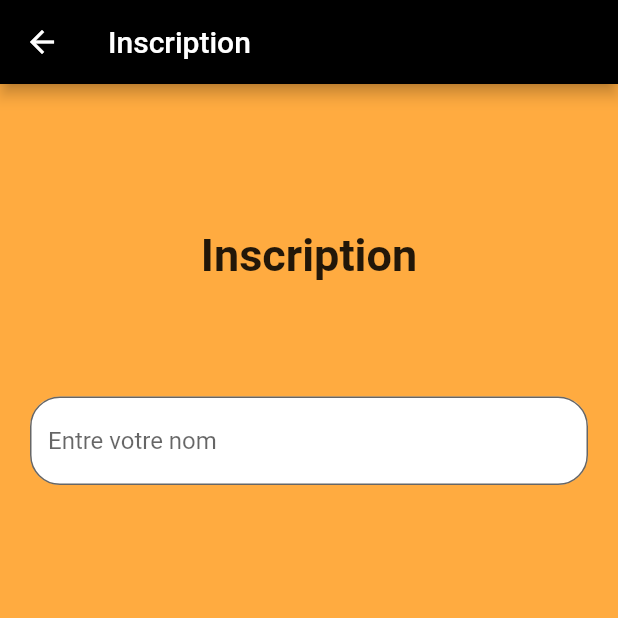
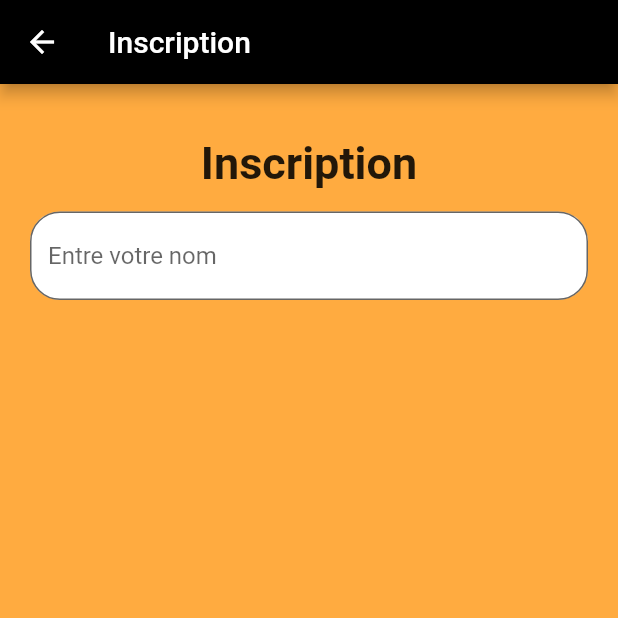
Before and after one commit to ackwrit/africarApp, a Flutter app: the registerController screen opened directly, on a phone screen of 412 x 824 dp, the top half of it. Run offline on Flutter 3.47's test engine with Material 2 defaults, Android fonts, the light colour scheme and no system bars; our stand-ins replace carousel_slider, cloud_firestore, date_format, dropdown_search, file_picker, firebase_auth and 11 more; missing offline and left inert: animate_icons, calendar_strip, flutter_checkout_payment; accounts and stored records are empty.

```diff
--- /dev/null
+++ b/lib/constants/lib_africars.dart
@@ -0,0 +1,3 @@
+library lib_africars;
+
+export 'variable.dart';
--- a/lib/controller/registerController.dart
+++ b/lib/controller/registerController.dart
@@ -6,7 +6,7 @@ import 'package:africars/view/my_material.dart';
 import 'package:firebase_auth/firebase_auth.dart';
 import 'package:flutter/cupertino.dart';
 import 'package:flutter/material.dart';
-import 'package:flutter_datetime_picker/flutter_datetime_picker.dart';
+//import 'package:flutter_datetime_picker/flutter_datetime_picker.dart';
 import 'package:intl/intl.dart';
 import 'package:intl/date_symbol_data_local.dart';
 import 'package:intl_phone_number_input/intl_phone_number_input.dart';
@@ -104,11 +104,13 @@ class homeRegister extends State<registerController>{
         child: InkWell(
           onTap: (()=>FocusScope.of(context).requestFocus(FocusNode())),
           child: Column(
-            mainAxisAlignment: MainAxisAlignment.spaceEvenly,
+            mainAxisAlignment: MainAxisAlignment.start,
             children: [
+              SizedBox(height: 15,),
               Center(
                 child: Text('Inscription',style: TextStyle(fontSize: 30,fontWeight: FontWeight.bold),),
               ),
+              SizedBox(height: 15,),
               TextField(
                 onChanged: (text){
                   setState(() {
@@ -124,6 +126,7 @@ class homeRegister extends State<registerController>{
 
                 ),
               ),
+              SizedBox(height: 15,),
 
               (nom==null || nom=='')?Container():TextField(
                 onChanged: (text){
@@ -141,7 +144,8 @@ class homeRegister extends State<registerController>{
 
                 ),
               ),
-              (prenom==null||prenom =='')?Container():Row(
+              SizedBox(height: 15,),
+              /*(prenom==null||prenom =='')?Container():Row(
                 mainAxisAlignment: MainAxisAlignment.center,
                 children: [
                   Text('Homme'),
@@ -157,6 +161,7 @@ class homeRegister extends State<registerController>{
 
                 ],
               ),
+              SizedBox(height: 15,),
               (prenom==null||prenom =='')?Container():RaisedButton.icon(
                   shape: RoundedRectangleBorder(borderRadius: BorderRadius.circular(20)),
                   color: backgroundbar,
@@ -179,6 +184,7 @@ class homeRegister extends State<registerController>{
                   },
                   label: Text('Date de naissance :  ${formatjour.format(naissance)}',style: TextStyle(color:background,fontSize: 15),)
               ),
+              SizedBox(height: 15,),*/
 
 
 
@@ -202,6 +208,7 @@ class homeRegister extends State<registerController>{
                     )
                 ),
               ),
+              SizedBox(height: 15,),
 
               (codeSent)?TextField(
                 decoration: InputDecoration(
@@ -232,7 +239,7 @@ class homeRegister extends State<registerController>{
 
                     //firebaseHelper().handleSignPhone(number.toString());
                   },
-                  child: (codeSent)?Text('Inscription'):Text('Validation')
+                  child: (codeSent)?Text('Validation'):Text('Inscription')
 
 
               ):Container(),
--- a/pubspec.yaml
+++ b/pubspec.yaml
@@ -40,7 +40,7 @@ dependencies:
   file_picker: ^1.13.0+1
   cloud_firestore: ^0.13.7
   carousel_slider: ^2.2.1
-  dropdown_search: ^0.4.4
+  dropdown_search: ^0.4.8
   searchable_dropdown: ^1.1.3
   animate_icons: ^0.0.4
   flutter_datetime_picker: ^1.4.0
```
Also changed, not shown: lib/constants/variable.dart (added, +7 -0 lines), lib/controller/trajetController.dart (+51 -12 lines), lib/view/my_snack.dart (+14 -10 lines), pubspec.lock, 7 other files.
